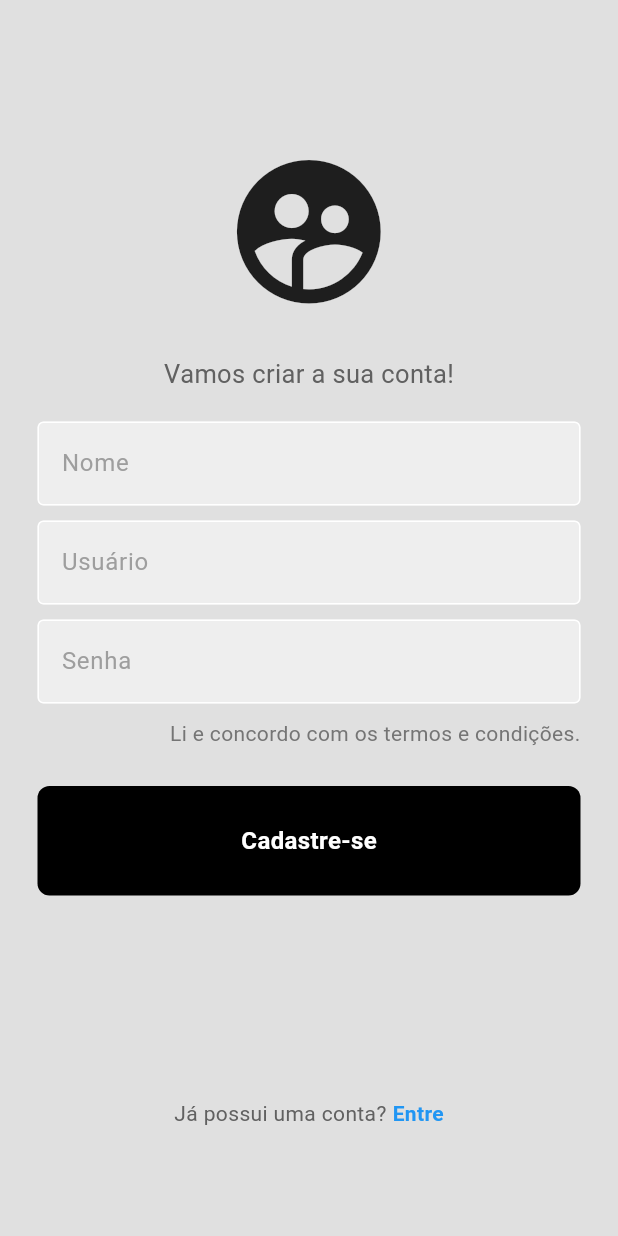
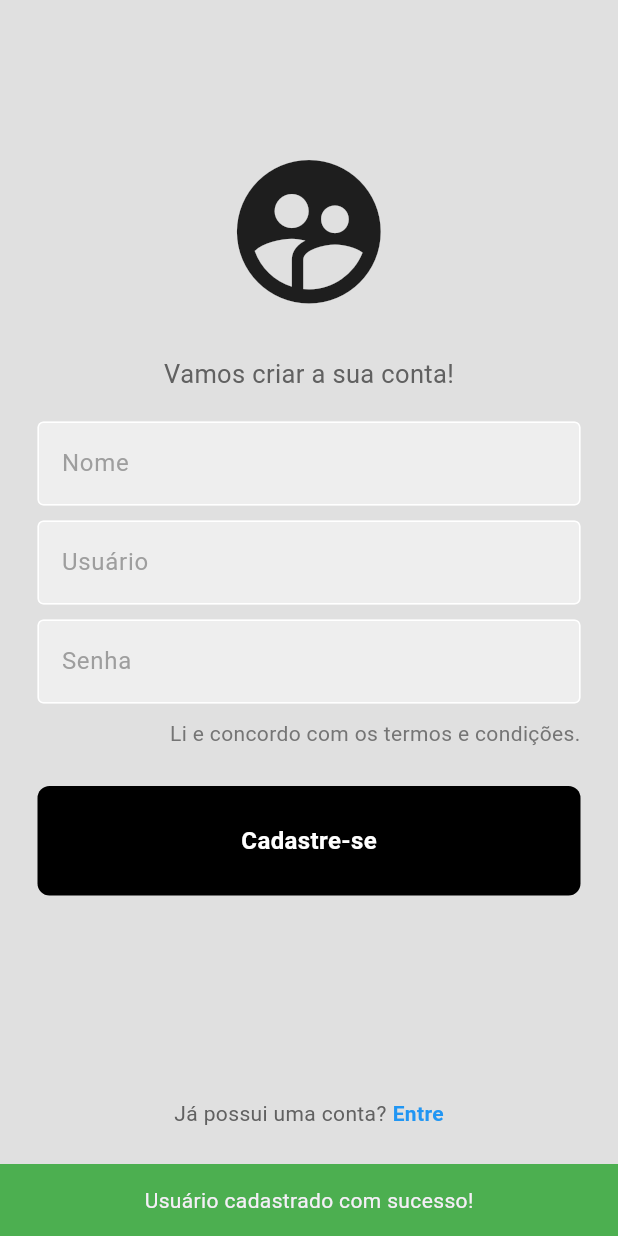
Before and after one commit to pbgollo/flutter-todo-app, a Flutter app: the RegisterPage screen opened directly, after a tap on "Cadastre-se", on a phone screen of 412 x 824 dp. Run offline on Flutter 3.47's test engine with Material 3 defaults, Android fonts, the phone set to English and light mode, and no system bars; our stand-ins replace sqflite; accounts and stored records are empty.

Commit message:
Ajuste no cadastro de usuários

```diff
--- a/lib/control/usuario_controller.dart
+++ b/lib/control/usuario_controller.dart
@@ -64,7 +64,7 @@ class UsuarioController {
         return null;
       }
     } catch (e) {
-      print("Erro ao consultar usuário por nome de usuário: $e");
+      print("Erro ao consultar usuário: $e");
       return null;
     }
   }
--- a/lib/database/banco_helper.dart
+++ b/lib/database/banco_helper.dart
@@ -47,6 +47,7 @@ class BancoHelper {
   }
 
   Future<void> _atualizarBanco(Database db, int oldVersion, int newVersion) async {
+    // Lógica atualizar o banco de dados para versões mais recentes
     if (oldVersion < 2) {
       //Executa comandos
     }
--- a/lib/view/cadastro_gui.dart
+++ b/lib/view/cadastro_gui.dart
@@ -1,4 +1,4 @@
-// ignore_for_file: avoid_print
+// ignore_for_file: avoid_print, use_build_context_synchronously
 
 import 'package:flutter/material.dart';
 import 'package:trabalho_1/components/botao.dart';
@@ -95,9 +95,21 @@ class RegisterPage extends StatelessWidget {
 
                   bool usuarioCadastrado = await _usuarioController.adicionarUsuario(usuario);
                   if (usuarioCadastrado) {
-                    print('Usuário cadastrado com sucesso!');
+                    // Exibe Snackbar de sucesso
+                    ScaffoldMessenger.of(context).showSnackBar(
+                      const SnackBar(
+                        content: Center(child: Text('Usuário cadastrado com sucesso!')),
+                        backgroundColor: Colors.green,
+                      ),
+                    );
                   } else {
-                    print('Já existe um usuário com esse nome de usuário!');
+                    // Exibe Snackbar de erro
+                    ScaffoldMessenger.of(context).showSnackBar(
+                      const SnackBar(
+                        content: Center(child: Text('Já existe um usuário com esse nome de usuário!')),
+                        backgroundColor: Colors.red,
+                      ),
+                    );
                   }
                 },
                 buttonText: "Cadastre-se"
```
Also changed, not shown: lib/view/login_gui.dart (+16 -5 lines).
